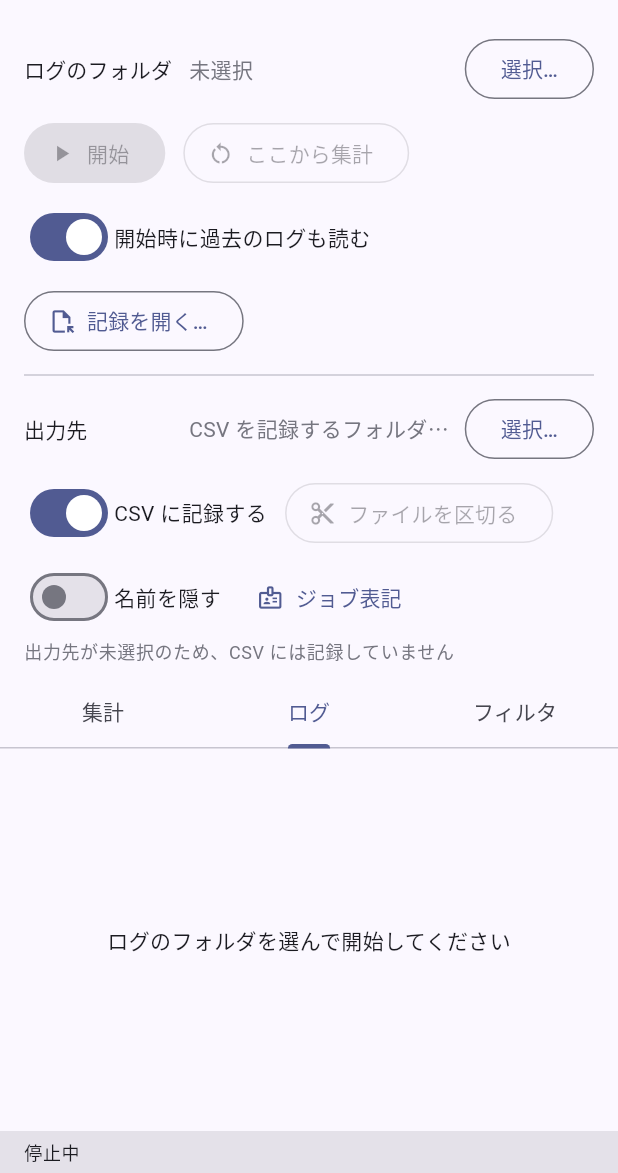
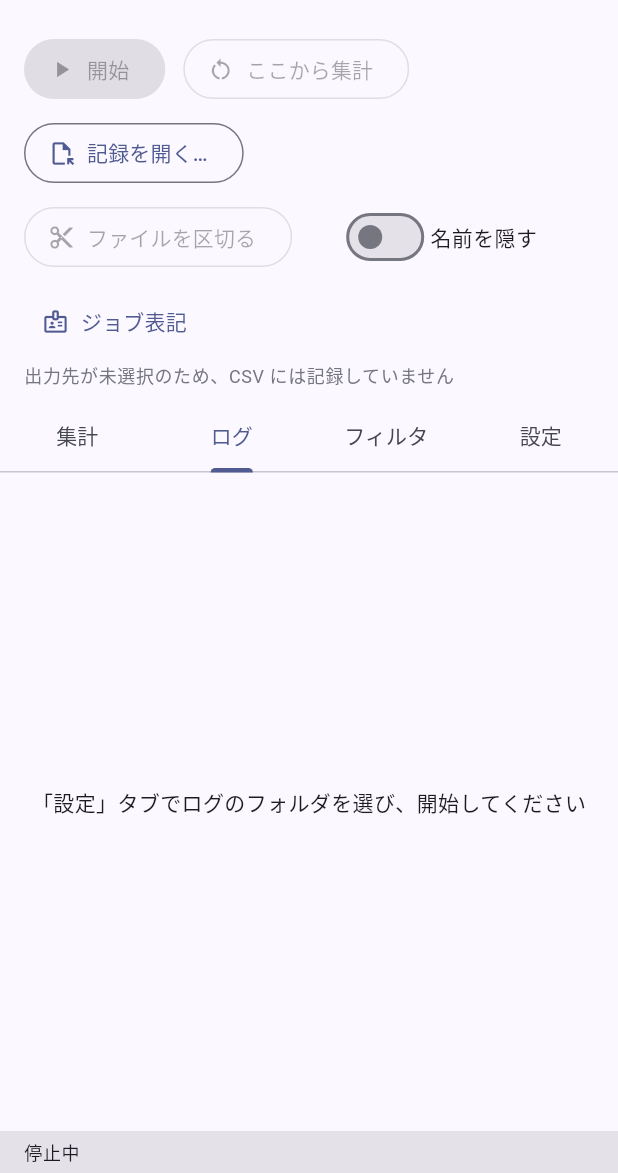
Before and after one commit to amagami00/vana-log-meter, a Flutter app: the screen it shows after launch, tab 2 chosen, on a phone screen of 412 x 824 dp, the part 63-1236 px from its top. Run offline on Flutter 3.47's test engine with Material 3 defaults, Android fonts, the phone set to English and light mode, and no system bars; our stand-ins replace csv, material_ui, shared_preferences, watcher; missing offline and left inert: file_selector.

Commit message:
フォルダ・出力の設定を「設定」タブにまとめ、年月日のフォルダに分ける設定を追加する
- ログのフォルダ・開始時に過去のログも読む・出力先・CSV に記録するを「設定」タブへ移した
- フォルダの問題は、どのタブでも見えるよう「開始」ボタンの下に出す
- 「年月日（YYYYMMDD）のフォルダに分ける」をオンにすると、出力先の下の YYYYMMDD に書く

Co-Authored-By: Claude Opus 5.5 <noreply@anthropic.com>

```diff
--- a/app/lib/src/home_page.dart
+++ b/app/lib/src/home_page.dart
@@ -181,8 +181,11 @@ class _HomePageState extends State<HomePage> {
   CsvRecorder? _newRecorder(LogSession session, DateTime startedAt) {
     final out = _s.outputDir;
     if (!_s.exportCsv || out == null) return null;
+    // 日付はファイルを区切った時刻で決める（ファイル名の日時と揃える）。日をまたいでも移らない。
+    final d = startedAt;
+    final day = '${d.year}${'${d.month}'.padLeft(2, '0')}${'${d.day}'.padLeft(2, '0')}';
     return CsvRecorder(
-      directory: Directory(out),
+      directory: Directory(_s.dateFolder ? '$out${Platform.pathSeparator}$day' : out),
       session: session,
       now: startedAt,
       // 画面と同じ番号になるよう、それまでに見た名前を先に登録する。
@@ -245,11 +248,11 @@ class _HomePageState extends State<HomePage> {
     final emptyMessage = _loaded != null
         ? 'この記録に集計できる戦闘はありません'
         : view == null
-        ? 'ログのフォルダを選んで開始してください'
+        ? '「設定」タブでログのフォルダを選び、開始してください'
         : 'まだ戦闘の記録がありません';
 
     return DefaultTabController(
-      length: 3,
+      length: 4,
       child: Scaffold(
         appBar: AppBar(title: const Text('vana-log-meter')),
         body: Column(
@@ -260,14 +263,6 @@ class _HomePageState extends State<HomePage> {
               child: Column(
                 crossAxisAlignment: CrossAxisAlignment.stretch,
                 children: [
-                  _DirRow(label: 'ログのフォルダ', path: _s.inputDir, onPick: _pickInput),
-                  if (folderProblem != null)
-                    Text(
-                      folderProblem.message,
-                      style: Theme.of(context).textTheme.bodySmall
-                          ?.copyWith(color: Theme.of(context).colorScheme.error),
-                    ),
-                  const SizedBox(height: 8),
                   Wrap(
                     spacing: 12,
                     runSpacing: 8,
@@ -291,16 +286,6 @@ class _HomePageState extends State<HomePage> {
                           label: const Text('ここから集計'),
                         ),
                       ),
-                      Row(
-                        mainAxisSize: MainAxisSize.min,
-                        children: [
-                          Switch(
-                            value: _s.includePast,
-                            onChanged: (v) => setState(() => _s.includePast = v),
-                          ),
-                          const Text('開始時に過去のログも読む'),
-                        ],
-                      ),
                       Tooltip(
                         message: '記録した CSV か生ログの TSV を開いて集計を見る。停止中だけ使える',
                         child: OutlinedButton.icon(
@@ -317,32 +302,22 @@ class _HomePageState extends State<HomePage> {
                         ),
                     ],
                   ),
-                  const Divider(height: 24),
-                  _DirRow(
-                    label: '出力先',
-                    hint: 'CSV を記録するフォルダを選んでください',
-                    path: _s.outputDir,
-                    onPick: _pickOutput,
-                  ),
+                  // フォルダは「設定」タブで選ぶが、開始できない理由はどのタブでも見えるようにする。
+                  if (folderProblem != null)
+                    Padding(
+                      padding: const EdgeInsets.only(top: 4),
+                      child: Text(
+                        'ログのフォルダ: ${folderProblem.message}',
+                        style: Theme.of(context).textTheme.bodySmall
+                            ?.copyWith(color: Theme.of(context).colorScheme.error),
+                      ),
+                    ),
                   const SizedBox(height: 8),
                   Wrap(
                     spacing: 12,
                     runSpacing: 8,
                     crossAxisAlignment: WrapCrossAlignment.center,
                     children: [
-                      Row(
-                        mainAxisSize: MainAxisSize.min,
-                        children: [
-                          Switch(
-                            value: _s.exportCsv,
-                            onChanged: (v) {
-                              setState(() => _s.exportCsv = v);
-                              _m.cut();
-                            },
-                          ),
-                          const Text('CSV に記録する'),
-                        ],
-                      ),
                       Tooltip(
                         message: 'いまの CSV を閉じ、この後の行は新しいファイルに書く',
                         child: OutlinedButton.icon(
@@ -383,6 +358,7 @@ class _HomePageState extends State<HomePage> {
                 Tab(text: '集計'),
                 Tab(text: 'ログ'),
                 Tab(text: 'フィルタ'),
+                Tab(text: '設定'),
               ],
             ),
             Expanded(
@@ -509,6 +485,55 @@ class _HomePageState extends State<HomePage> {
                           onReload: _reloadFilters,
                           onToggle: _toggleSet,
                         ),
+                      ),
+                    ],
+                  ),
+                  ListView(
+                    padding: const EdgeInsets.fromLTRB(16, 8, 16, 16),
+                    children: [
+                      // フォルダの問題は、どのタブでも見える上の欄に出す。
+                      _DirRow(label: 'ログのフォルダ', path: _s.inputDir, onPick: _pickInput),
+                      const SizedBox(height: 4),
+                      Row(
+                        children: [
+                          Switch(
+                            value: _s.includePast,
+                            onChanged: (v) => setState(() => _s.includePast = v),
+                          ),
+                          const Text('開始時に過去のログも読む'),
+                        ],
+                      ),
+                      const Divider(height: 24),
+                      _DirRow(
+                        label: '出力先',
+                        hint: 'CSV を記録するフォルダを選んでください',
+                        path: _s.outputDir,
+                        onPick: _pickOutput,
+                      ),
+                      const SizedBox(height: 4),
+                      Row(
+                        children: [
+                          Switch(
+                            value: _s.exportCsv,
+                            onChanged: (v) {
+                              setState(() => _s.exportCsv = v);
+                              _m.cut();
+                            },
+                          ),
+                          const Text('CSV に記録する'),
+                        ],
+                      ),
+                      Row(
+                        children: [
+                          Switch(
+                            value: _s.dateFolder,
+                            onChanged: (v) {
+                              setState(() => _s.dateFolder = v);
+                              _m.cut();
+                            },
+                          ),
+                          const Text('年月日（YYYYMMDD）のフォルダに分ける'),
+                        ],
                       ),
                     ],
                   ),
--- a/app/lib/src/settings.dart
+++ b/app/lib/src/settings.dart
@@ -31,6 +31,10 @@ class Settings {
   bool get exportCsv => _prefs.getBool('exportCsv') ?? true;
   set exportCsv(bool v) => _prefs.setBool('exportCsv', v);
 
+  /// 出力先の下に年月日（YYYYMMDD）のフォルダを作り、その中に書く。
+  bool get dateFolder => _prefs.getBool('dateFolder') ?? false;
+  set dateFolder(bool v) => _prefs.setBool('dateFolder', v);
+
   /// 名前 → ジョブ表記（「戦/侍」など）。
   Map<String, String> get jobs {
     final s = _prefs.getString('jobs');
```
Also changed, not shown: 2 other files.
